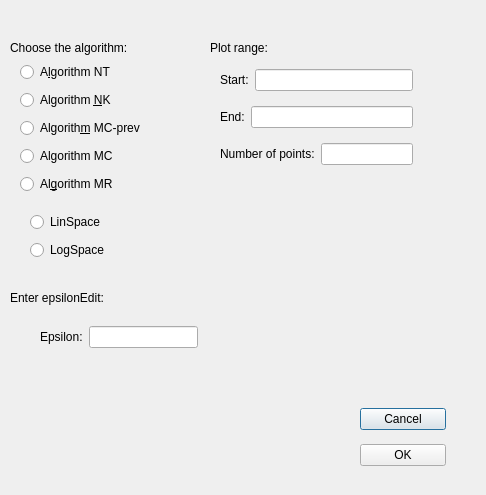
Before: the Qt Designer form GUI/loop_shaping_dialog.ui in Isaac-Martinez-Forte/QFTbx, drawn with Qt 5.
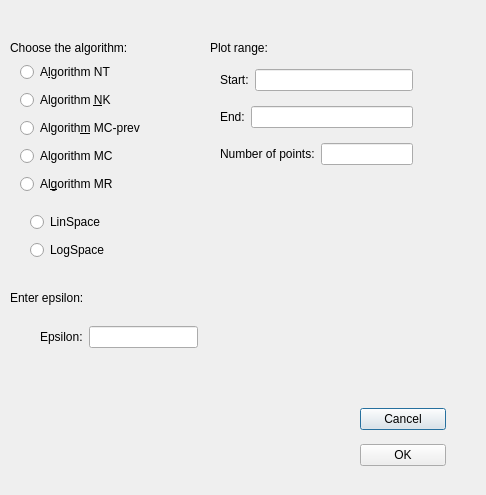
After: the same form once the commit is applied.

The edit to the form file:
```diff
--- a/GUI/loop_shaping_dialog.ui
+++ b/GUI/loop_shaping_dialog.ui
@@ -36,7 +36,7 @@
     </rect>
    </property>
    <property name="text">
-    <string>Enter epsilonEdit:</string>
+    <string>Enter epsilon:</string>
    </property>
   </widget>
   <widget class="QWidget" name="layoutWidget">
```
